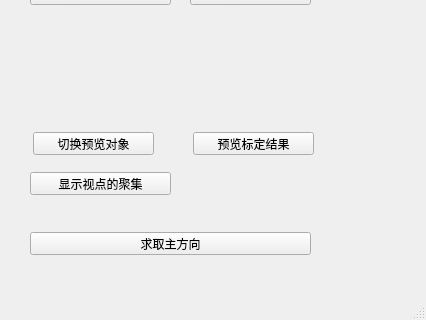
The window that hellogl2/mainentrywindow.ui (h005/myViewpoint) describes before a commit, drawn with Qt 5; both pictures show x 0 to 426 and y 348 to 668 of the 426 by 668 pixel window.
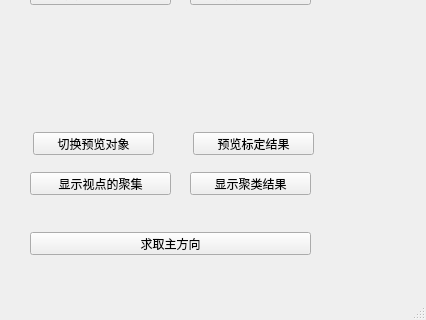
The same window after the commit.

Commit message: 显示聚类结果

Diff of the .ui file:
```diff
--- a/hellogl2/mainentrywindow.ui
+++ b/hellogl2/mainentrywindow.ui
@@ -235,6 +235,19 @@
      <string>求取主方向</string>
     </property>
    </widget>
+   <widget class="QPushButton" name="showClusteredViewpointBtn">
+    <property name="geometry">
+     <rect>
+      <x>190</x>
+      <y>520</y>
+      <width>121</width>
+      <height>23</height>
+     </rect>
+    </property>
+    <property name="text">
+     <string>显示聚类结果</string>
+    </property>
+   </widget>
   </widget>
   <widget class="QMenuBar" name="menubar">
    <property name="geometry">
```
The commit also changes 5 other files.
